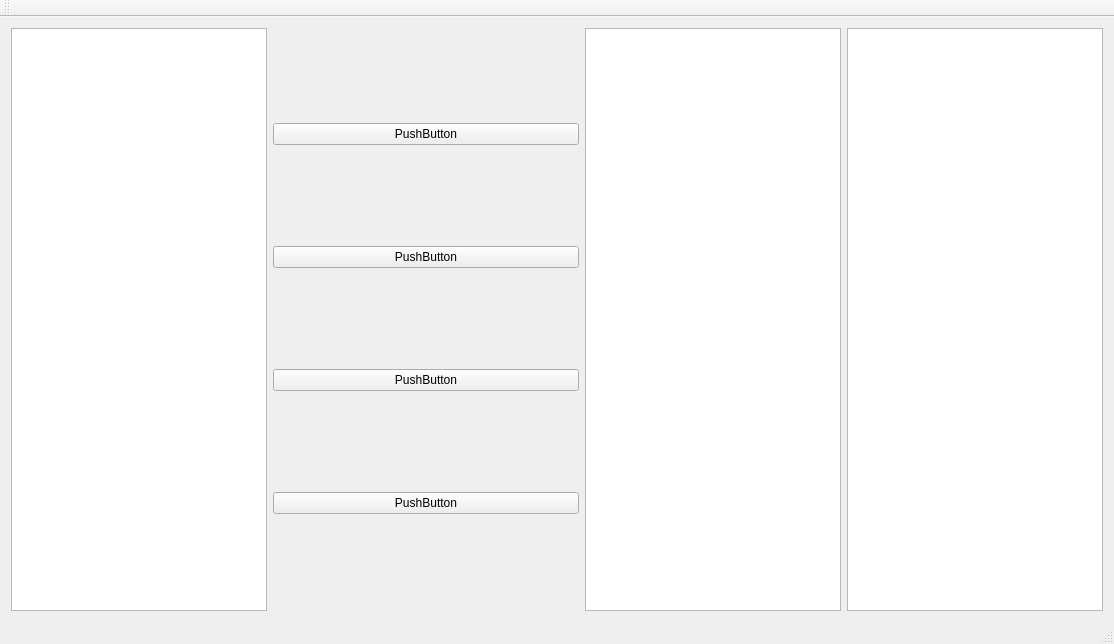
First picture: the form in ImageRetrieval/imageretrieval.ui, repository KitFung/ImageSearch_GUI, before the edit.
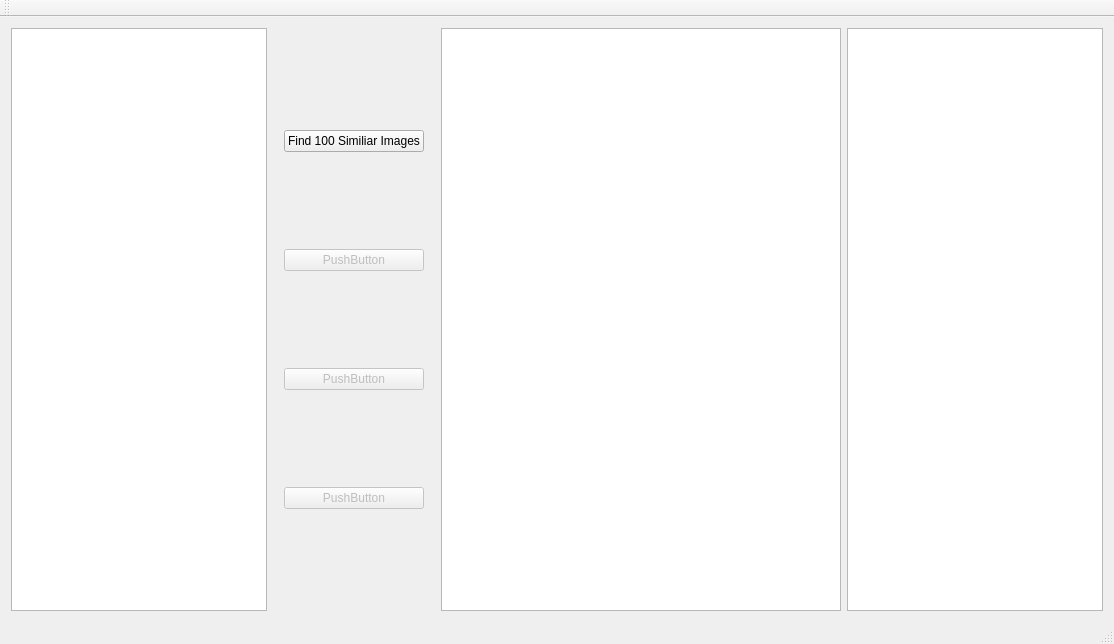
Second picture: the form after the edit.

Patch:
```diff
--- a/ImageRetrieval/imageretrieval.ui
+++ b/ImageRetrieval/imageretrieval.ui
@@ -37,16 +37,29 @@
        </widget>
       </item>
       <item>
+       <widget class="QWidget" name="" native="true">
+        <property name="sizePolicy">
+         <sizepolicy hsizetype="Fixed" vsizetype="Minimum">
+          <horstretch>0</horstretch>
+          <verstretch>0</verstretch>
+         </sizepolicy>
+        </property>
        <layout class="QVBoxLayout" name="actionList">
         <item>
-         <widget class="QPushButton" name="pushButton_3">
+          <widget class="QPushButton" name="findSimiliar">
+           <property name="enabled">
+            <bool>true</bool>
+           </property>
           <property name="text">
-           <string>PushButton</string>
+            <string>Find 100 Similiar Images</string>
           </property>
          </widget>
         </item>
         <item>
          <widget class="QPushButton" name="pushButton_4">
+           <property name="enabled">
+            <bool>false</bool>
+           </property>
           <property name="text">
            <string>PushButton</string>
           </property>
@@ -54,6 +67,9 @@
         </item>
         <item>
          <widget class="QPushButton" name="pushButton_2">
+           <property name="enabled">
+            <bool>false</bool>
+           </property>
           <property name="text">
            <string>PushButton</string>
           </property>
@@ -61,17 +77,21 @@
         </item>
         <item>
          <widget class="QPushButton" name="pushButton">
+           <property name="enabled">
+            <bool>false</bool>
+           </property>
           <property name="text">
            <string>PushButton</string>
           </property>
          </widget>
         </item>
        </layout>
+       </widget>
       </item>
       <item>
        <widget class="QListWidget" name="resultList">
         <property name="sizePolicy">
-         <sizepolicy hsizetype="Fixed" vsizetype="Expanding">
+         <sizepolicy hsizetype="Expanding" vsizetype="Expanding">
           <horstretch>0</horstretch>
           <verstretch>0</verstretch>
          </sizepolicy>
```
Left out of the diff: 4 changed lines with no effect on the pictures. Lines whose indentation alone changed are shown as unchanged.
